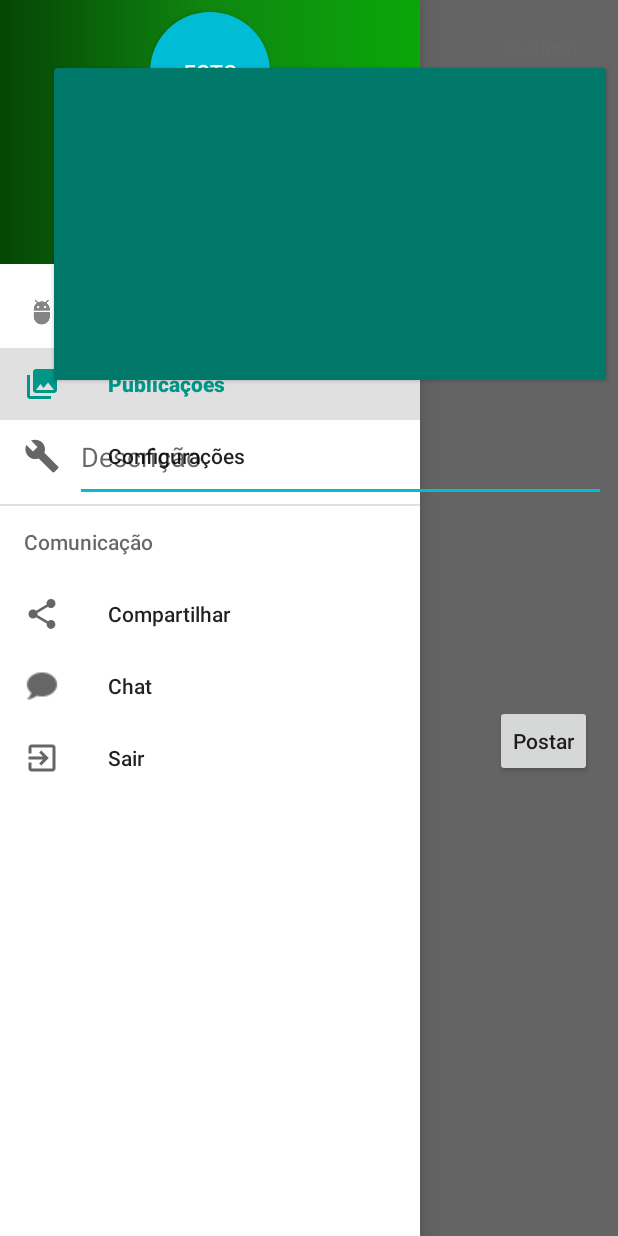
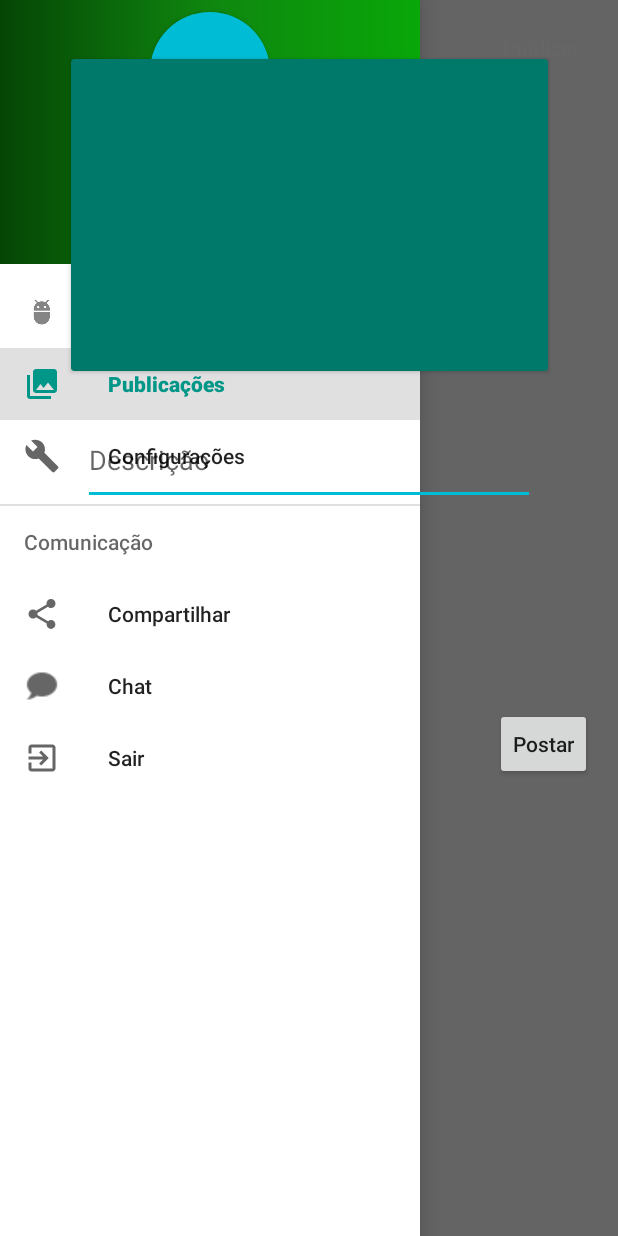
Before and after one commit to raelgentil/ProjetoMobileAgro, an Android app: the fragment PublicacoesUser placed in its activity, in the side drawer, after a tap on "Configurações", on a phone screen of 412 x 824 dp. Run offline under Robolectric (Android 15) with nearby library versions, the phone set to English and light mode, and no system bars; our stand-ins replace CircleImageView, Firebase (no records; nobody signed in at launch, a user with empty details on screens opened directly), Picasso; libraries missing offline, so code that uses them is left out: com.xwray.groupie; 4 statements that could not run were skipped.

Commit message:
ajeitando o listview de publicaçẽos

```diff
--- /dev/null
+++ b/app/src/main/java/br/com/alisonrodrigo_rafaelgentil/agro/model/entidades/classes/Categoria.java
@@ -0,0 +1,4 @@
+package br.com.alisonrodrigo_rafaelgentil.agro.model.entidades.classes;
+
+public class Categoria {
+}
--- a/app/src/main/java/br/com/alisonrodrigo_rafaelgentil/agro/projetomobile/PublicacoesAdapter.java
+++ b/app/src/main/java/br/com/alisonrodrigo_rafaelgentil/agro/projetomobile/PublicacoesAdapter.java
@@ -40,8 +40,8 @@ public class PublicacoesAdapter extends ArrayAdapter<Publicacao> {
 
             Publicacao publicacao1 = publicacao.get(position);
 
-            textView_descricao.setText(publicacao1.getDescricao().toString());
-            textView_data.setText(publicacao1.getData_publicacao().toString());
+            textView_descricao.setText("Descrição: "+publicacao1.getDescricao().toString());
+            textView_data.setText("Data: "+publicacao1.getData_publicacao().toString());
         }
 
        return  view;
--- a/app/src/main/java/br/com/alisonrodrigo_rafaelgentil/agro/projetomobile/PublicacoesUser.java
+++ b/app/src/main/java/br/com/alisonrodrigo_rafaelgentil/agro/projetomobile/PublicacoesUser.java
@@ -4,6 +4,8 @@ package br.com.alisonrodrigo_rafaelgentil.agro.projetomobile;
 import android.os.Bundle;
 import android.support.annotation.NonNull;
 import android.support.v4.app.Fragment;
+import android.support.v4.app.FragmentManager;
+import android.support.v4.app.FragmentTransaction;
 import android.util.Log;
 import android.view.LayoutInflater;
 import android.view.View;
@@ -37,6 +39,7 @@ public class PublicacoesUser extends Fragment {
     private PublicacaoDao publicacaoDao;
     private SimpleDateFormat formataData = new SimpleDateFormat("dd-MM-yyyy");
     private Date data;
+    private PublicacoesFragment publicacoesFragment;
     public PublicacoesUser() {
         // Required empty public constructor
     }
@@ -65,6 +68,7 @@ public class PublicacoesUser extends Fragment {
             publicacao.setData_publicacao(dataFormatada);
 
             publicacaoDao.salvarPublicao(publicacao);
+
         }
     });
 
--- a/app/src/main/res/layout/fragment_publicacao_user.xml
+++ b/app/src/main/res/layout/fragment_publicacao_user.xml
@@ -11,7 +11,7 @@
 
     <android.support.v7.widget.CardView
         android:id="@+id/cardView"
-        android:layout_width="368dp"
+        android:layout_width="318dp"
         android:layout_height="208dp"
         android:layout_marginStart="8dp"
         android:layout_marginLeft="8dp"
@@ -22,17 +22,16 @@
         app:cardBackgroundColor="@color/colorPrimaryDark"
         app:layout_constraintBottom_toBottomOf="parent"
         app:layout_constraintEnd_toEndOf="parent"
-        app:layout_constraintHorizontal_bias="1.0"
         app:layout_constraintStart_toStartOf="parent"
         app:layout_constraintTop_toTopOf="parent"
-        app:layout_constraintVertical_bias="0.062"
+        app:layout_constraintVertical_bias="0.052"
 
 
         />
 
     <EditText
         android:id="@+id/edit_descricao"
-        android:layout_width="354dp"
+        android:layout_width="301dp"
         android:layout_height="60dp"
         android:layout_marginStart="8dp"
         android:layout_marginLeft="8dp"
@@ -45,10 +44,9 @@
         android:inputType="textPersonName"
         app:layout_constraintBottom_toBottomOf="parent"
         app:layout_constraintEnd_toEndOf="parent"
-        app:layout_constraintHorizontal_bias="1.0"
         app:layout_constraintStart_toStartOf="parent"
         app:layout_constraintTop_toBottomOf="@+id/cardView"
-        app:layout_constraintVertical_bias="0.027" />
+        app:layout_constraintVertical_bias="0.042" />
 
     <Button
         android:id="@+id/postar_button"
--- a/app/src/main/res/layout/fragment_publicacoes.xml
+++ b/app/src/main/res/layout/fragment_publicacoes.xml
@@ -17,27 +17,9 @@
         app:layout_constraintStart_toStartOf="parent"
         app:layout_constraintTop_toTopOf="parent">
 
-        <View
-            android:id="@+id/divider"
-            android:layout_width="4dp"
-            android:layout_height="431dp"
-            android:layout_marginStart="8dp"
-            android:layout_marginLeft="8dp"
-            android:layout_marginTop="8dp"
-            android:layout_marginEnd="8dp"
-            android:layout_marginRight="8dp"
-            android:layout_marginBottom="8dp"
-            android:background="?android:attr/listDivider"
-            app:layout_constraintBottom_toBottomOf="parent"
-            app:layout_constraintEnd_toStartOf="@+id/listview_Publicacoes"
-            app:layout_constraintHorizontal_bias="0.836"
-            app:layout_constraintStart_toStartOf="parent"
-            app:layout_constraintTop_toTopOf="parent"
-            app:layout_constraintVertical_bias="1.0" />
-
         <ListView
             android:id="@+id/listview_Publicacoes"
-            android:layout_width="229dp"
+            android:layout_width="311dp"
             android:layout_height="388dp"
             android:layout_marginStart="8dp"
             android:layout_marginLeft="8dp"
@@ -47,10 +29,10 @@
             android:layout_marginBottom="8dp"
             app:layout_constraintBottom_toBottomOf="parent"
             app:layout_constraintEnd_toEndOf="parent"
-            app:layout_constraintHorizontal_bias="0.918"
+            app:layout_constraintHorizontal_bias="0.561"
             app:layout_constraintStart_toStartOf="parent"
             app:layout_constraintTop_toBottomOf="@+id/button_publicar"
-            app:layout_constraintVertical_bias="0.616" />
+            app:layout_constraintVertical_bias="0.457" />
 
         <Button
             android:id="@+id/button_publicar"
@@ -75,36 +57,17 @@
         <TextView
             android:id="@+id/textView"
             android:layout_width="wrap_content"
-            android:layout_height="wrap_content"
-            android:layout_marginStart="20dp"
-            android:layout_marginLeft="20dp"
-            android:layout_marginTop="80dp"
-            android:layout_marginEnd="8dp"
-            android:layout_marginRight="8dp"
-            android:text="Filtros"
-            android:textAppearance="@style/TextAppearance.AppCompat.Button"
-            app:layout_constraintEnd_toStartOf="@+id/divider"
-            app:layout_constraintHorizontal_bias="0.0"
+            android:layout_height="17dp"
+            android:layout_marginStart="40dp"
+            android:layout_marginLeft="40dp"
+            android:layout_marginTop="8dp"
+            android:layout_marginBottom="8dp"
+            android:text="Publicações:"
+            app:layout_constraintBottom_toTopOf="@+id/listview_Publicacoes"
             app:layout_constraintStart_toStartOf="parent"
-            app:layout_constraintTop_toTopOf="parent" />
+            app:layout_constraintTop_toTopOf="parent"
+            app:layout_constraintVertical_bias="0.545" />
 
-        <TextView
-            android:id="@+id/textView3"
-            android:layout_width="73dp"
-            android:layout_height="18dp"
-            android:layout_marginStart="16dp"
-            android:layout_marginLeft="16dp"
-            android:layout_marginTop="8dp"
-            android:layout_marginEnd="8dp"
-            android:layout_marginRight="8dp"
-            android:layout_marginBottom="8dp"
-            android:text="Categorias:"
-            app:layout_constraintBottom_toBottomOf="parent"
-            app:layout_constraintEnd_toStartOf="@+id/divider"
-            app:layout_constraintHorizontal_bias="1.0"
-            app:layout_constraintStart_toStartOf="parent"
-            app:layout_constraintTop_toBottomOf="@+id/textView"
-            app:layout_constraintVertical_bias="0.074" />
     </android.support.constraint.ConstraintLayout>
 
 </android.support.constraint.ConstraintLayout>
```
Also changed, not shown: app/src/main/res/layout/lista_publicacoes.xml (+15 -17 lines).
